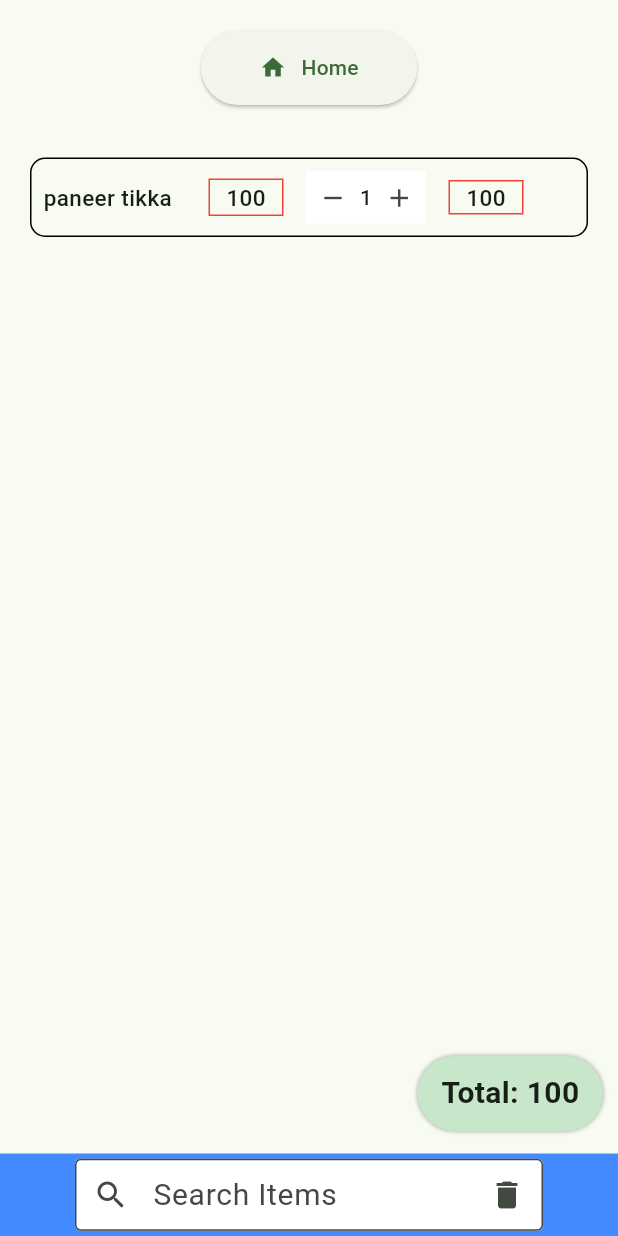
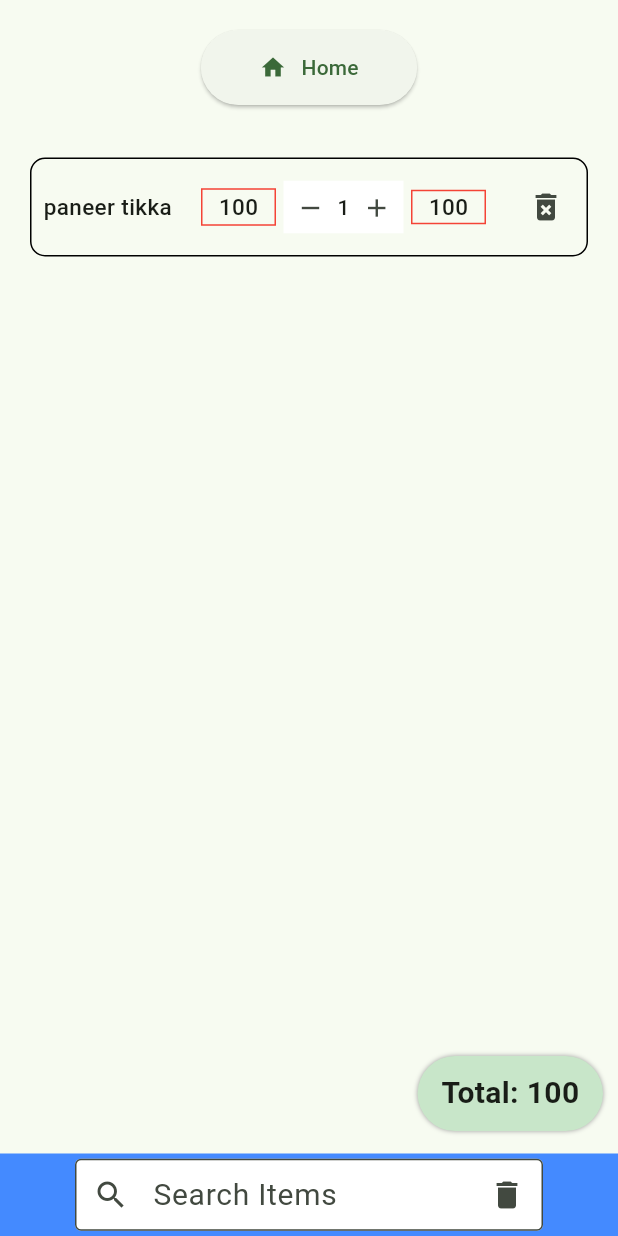
Before and after one commit to Shahid-khanss/nativeDarbar, a Flutter app: the GetOrder widget shown alone on an empty page, opened directly with empty values, on a phone screen of 412 x 824 dp. Run offline on Flutter 3.47's test engine with Material 3 defaults, Android fonts, the phone set to English and light mode, and no system bars.

Commit message:
delete-function

```diff
--- a/lib/main.dart
+++ b/lib/main.dart
@@ -470,7 +470,7 @@ class _GetOrderState extends State<GetOrder> {
                             ),
                           ),
                           SizedBox(
-                            width: 10,
+                            width: 5,
                           ),
                           Container(
                               padding: EdgeInsets.all(1),
@@ -489,7 +489,7 @@ class _GetOrderState extends State<GetOrder> {
                                 ),
                               )),
                           SizedBox(
-                            width: 15,
+                            width: 5,
                           ),
                           Container(
                               width: 80,
@@ -576,7 +576,7 @@ class _GetOrderState extends State<GetOrder> {
                                 ],
                               )),
                           SizedBox(
-                            width: 15,
+                            width: 5,
                           ),
                           Container(
                               width: 50,
@@ -593,6 +593,21 @@ class _GetOrderState extends State<GetOrder> {
                                       fontWeight: FontWeight.w500),
                                 ),
                               )),
+                          SizedBox(
+                            width: 20,
+                          ),
+                          Expanded(
+                            child: IconButton(
+                                onPressed: () {
+                                  setState(() {
+                                    myDartState.tables?[widget.tableno]?.items
+                                        ?.removeAt(index);
+                                    myDartState.tables?[widget.tableno]
+                                        ?.getTotal();
+                                  });
+                                },
+                                icon: Icon(Icons.delete_forever)),
+                          )
                         ],
                       ),
                     );
```
